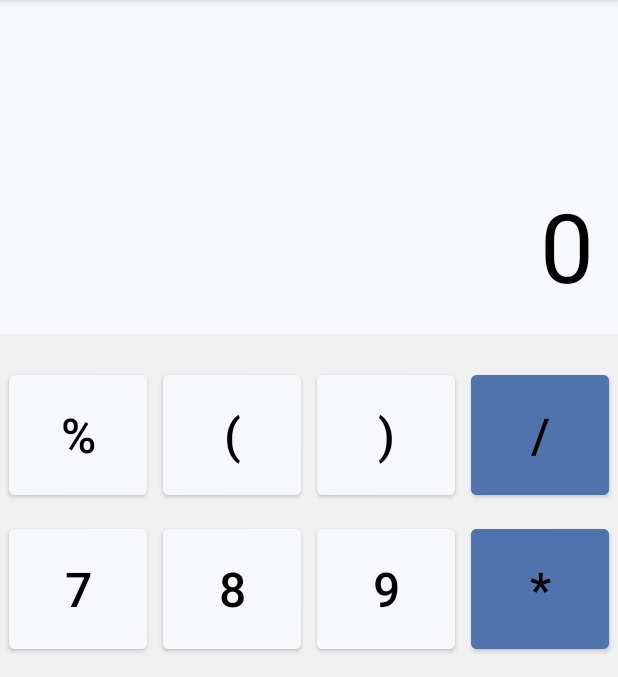
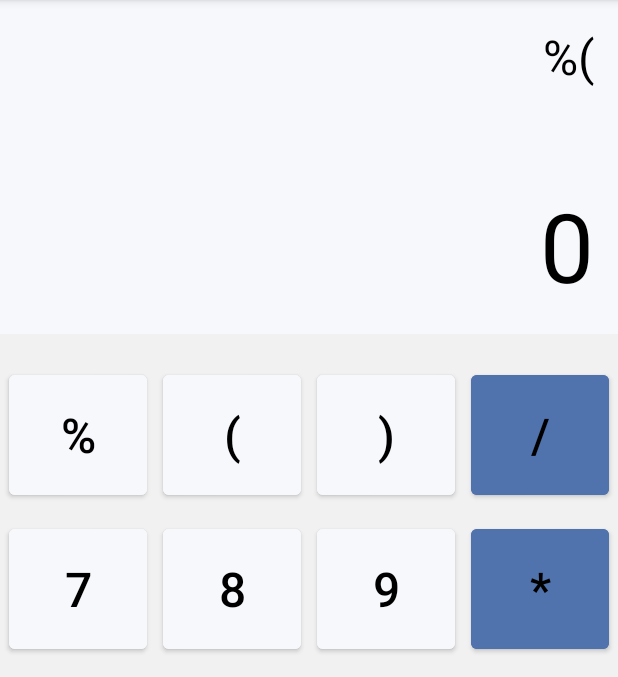
Before and after one commit to florencioMath/University-ADS-Calculadora2, an Android app: the screen it shows after launch (MainActivity), in the options menu, after a tap on "Histórico", on a phone screen of 412 x 824 dp, the part 84-761 px from its top. Run offline under Robolectric (Android 15) with nearby library versions, the phone set to English and light mode, and no system bars.

Commit message:
feat: Implementação das funcionalidades da Calculadora

```diff
--- a/app/build.gradle
+++ b/app/build.gradle
@@ -32,6 +32,7 @@ dependencies {
     implementation 'androidx.appcompat:appcompat:1.4.2'
     implementation 'com.google.android.material:material:1.6.1'
     implementation 'androidx.constraintlayout:constraintlayout:2.1.4'
+    implementation 'com.faendir.rhino:rhino-android:1.5.2'
     testImplementation 'junit:junit:4.13.2'
     androidTestImplementation 'androidx.test.ext:junit:1.1.3'
     androidTestImplementation 'androidx.test.espresso:espresso-core:3.4.0'
--- a/app/src/main/java/br/com/mfds/calculadora_ads/MainActivity.java
+++ b/app/src/main/java/br/com/mfds/calculadora_ads/MainActivity.java
@@ -3,17 +3,108 @@ package br.com.mfds.calculadora_ads;
 import androidx.appcompat.app.AppCompatActivity;
 
 import android.os.Bundle;
+import android.view.View;
+import android.widget.TextView;
 
-import br.com.mfds.calculadora_ads.calculadora.MainFragment;
+import com.google.android.material.button.MaterialButton;
+import org.mozilla.javascript.Context;
+import org.mozilla.javascript.Scriptable;
 
-public class MainActivity extends AppCompatActivity {
+
+public class MainActivity extends AppCompatActivity implements View.OnClickListener{
+
+    TextView resultTv,solutionTv;
+    MaterialButton buttonC,buttonBrackOpen,buttonBrackClose;
+    MaterialButton buttonDivide,buttonMultiply,buttonPlus,buttonMinus,buttonEquals, ButtonPorcentagem;
+    MaterialButton button0,button1,button2,button3,button4,button5,button6,button7,button8,button9;
+    MaterialButton buttonDot;
+
 
     @Override
     protected void onCreate(Bundle savedInstanceState) {
         super.onCreate(savedInstanceState);
         setContentView(R.layout.activity_main);
-        if(savedInstanceState == null) {
-            getSupportFragmentManager().beginTransaction().replace(R.id.frame_main, new MainFragment()).commit();
+        resultTv = findViewById(R.id.result_tv);
+        solutionTv = findViewById(R.id.solution_tv);
+
+        assignId(buttonC,R.id.button_c);
+        assignId(buttonBrackOpen,R.id.button_open_bracket);
+        assignId(buttonBrackClose,R.id.button_close_bracket);
+        assignId(buttonDivide,R.id.button_divide);
+        assignId(buttonMultiply,R.id.button_multiply);
+        assignId(buttonPlus,R.id.button_plus);
+        assignId(buttonMinus,R.id.button_minus);
+        assignId(buttonEquals,R.id.button_equals);
+        assignId(ButtonPorcentagem, R.id.button_porcentagem);
+        assignId(button0,R.id.button_0);
+        assignId(button1,R.id.button_1);
+        assignId(button2,R.id.button_2);
+        assignId(button3,R.id.button_3);
+        assignId(button4,R.id.button_4);
+        assignId(button5,R.id.button_5);
+        assignId(button6,R.id.button_6);
+        assignId(button7,R.id.button_7);
+        assignId(button8,R.id.button_8);
+        assignId(button9,R.id.button_9);
+        assignId(buttonDot,R.id.button_dot);
+    }
+
+    void assignId(MaterialButton btn,int id){
+        btn = findViewById(id);
+        btn.setOnClickListener(this);
+    }
+
+
+    @Override
+    public void onClick(View view) {
+        MaterialButton button =(MaterialButton) view;
+        String buttonText = button.getText().toString();
+        String dataToCalculate = solutionTv.getText().toString();
+
+        if(buttonText.equals("AC")){
+            solutionTv.setText("");
+            resultTv.setText("0");
+            return;
+        }
+        if(buttonText.equals("=")){
+            solutionTv.setText(resultTv.getText());
+            return;
+        }
+        if(buttonText.equals("⌦")){
+            if(dataToCalculate.length() > 0) {
+                dataToCalculate = dataToCalculate.substring(0,dataToCalculate.length()-1);
+            }
+            if(dataToCalculate.length() < 1){
+                solutionTv.setText("");
+                resultTv.setText("0");
+                return;
+            }
+        }else{
+            dataToCalculate = dataToCalculate+buttonText;
+        }
+        solutionTv.setText(dataToCalculate);
+
+        String finalResult = getResult(dataToCalculate);
+
+        if(!finalResult.equals("Err")){
+            resultTv.setText(finalResult);
+        }
+
+    }
+
+    String getResult(String data){
+        try{
+            Context context  = Context.enter();
+            context.setOptimizationLevel(-1);
+            Scriptable scriptable = context.initStandardObjects();
+            String finalResult =  context.evaluateString(scriptable,data,"Javascript",1,null).toString();
+            if(finalResult.endsWith(".0")){
+                finalResult = finalResult.replace(".0","");
+            }
+            return finalResult;
+        }catch (Exception e){
+            return "Err";
         }
     }
+
 }
```
